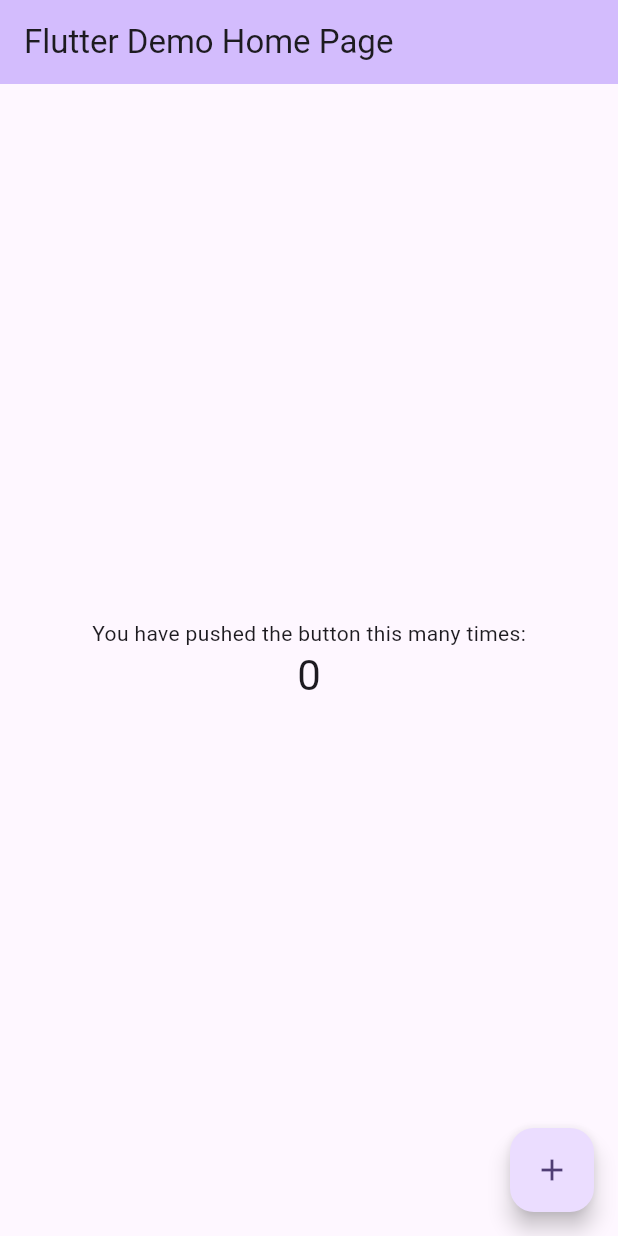
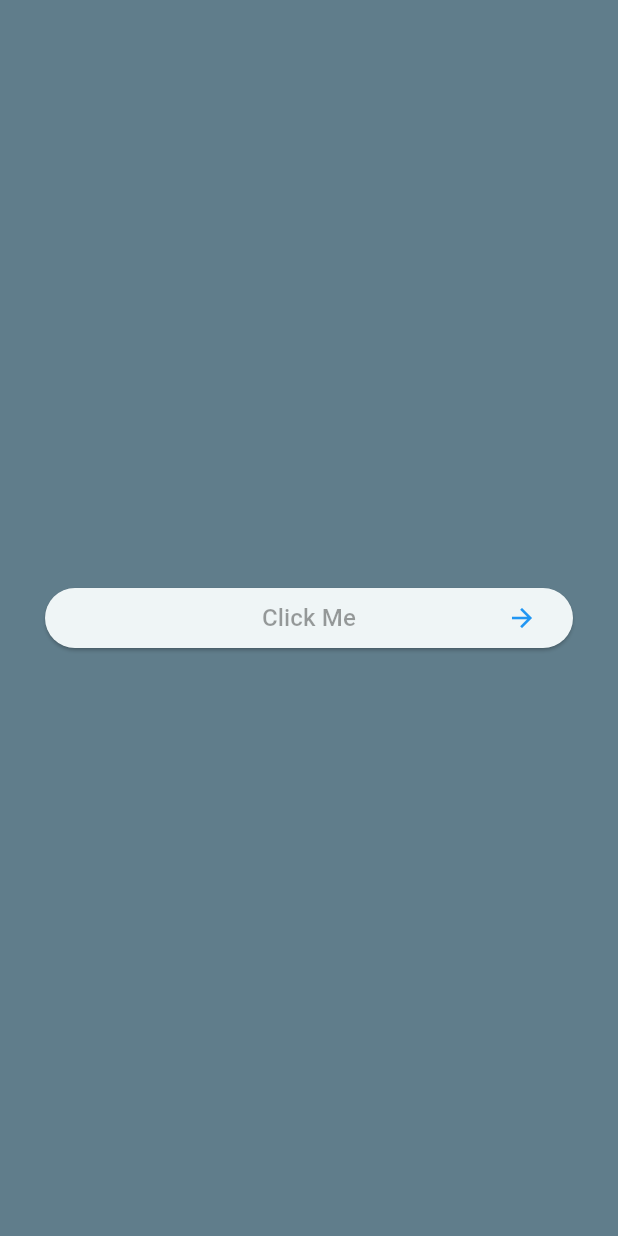
Before and after one commit to Bappy60/flutter_tasks, a Flutter app: the screen it shows after launch, on a phone screen of 412 x 824 dp. Run offline on Flutter 3.47's test engine with Material 3 defaults, Android fonts, the phone set to English and light mode, and no system bars.

Commit message:
task one completed

```diff
--- /dev/null
+++ b/lib/components/custom_button.dart
@@ -0,0 +1,74 @@
+import 'package:flutter/material.dart';
+
+class CustomButton extends StatelessWidget {
+  final String text;
+  final int fontSize;
+  final Color textColor;
+  final bool shouldOverflow;
+  final Color iconColor;
+  final double iconSize;
+  final double textPadding;
+  final void Function() onPressed;
+
+  final IconData? leftIcon;
+  final IconData? rightIcon;
+
+  const CustomButton({
+    super.key,
+    required this.text,
+    required this.onPressed,
+    required this.fontSize,
+    required this.textColor,
+    required this.shouldOverflow,
+    required this.iconColor,
+    required this.iconSize,
+    required this.textPadding,
+    this.leftIcon,
+    this.rightIcon,
+  });
+
+  @override
+  Widget build(BuildContext context) {
+    return Scaffold(
+      backgroundColor: Colors.blueGrey,
+      body: SafeArea(
+        child: Center(
+          child: Padding(
+            padding: const EdgeInsets.all(30.0),
+            child: ElevatedButton(
+              onPressed: onPressed,
+              child: Row(
+                mainAxisAlignment: MainAxisAlignment.center,
+                children: [
+                  Icon(
+                    leftIcon,
+                    color: iconColor,
+                    size: iconSize,
+                  ),
+                  SizedBox(width: textPadding),
+                  Expanded(
+                    child: Text(
+                      text,
+                      overflow: shouldOverflow ? TextOverflow.ellipsis : null,
+                      style: TextStyle(
+                        fontSize: fontSize.toDouble(),
+                        color: textColor,
+                      ),
+                      textAlign: TextAlign.center,
+                    ),
+                  ),
+                  SizedBox(width: textPadding),
+                  Icon(
+                    rightIcon,
+                    color: iconColor,
+                    size: iconSize,
+                  ),
+                ],
+              ),
+            ),
+          ),
+        ),
+      ),
+    );
+  }
+}
--- a/lib/main.dart
+++ b/lib/main.dart
@@ -1,4 +1,5 @@
 import 'package:flutter/material.dart';
+import 'components/custom_button.dart';
 
 void main() {
   runApp(const MyApp());
@@ -7,119 +8,29 @@ void main() {
 class MyApp extends StatelessWidget {
   const MyApp({super.key});
 
-  // This widget is the root of your application.
   @override
   Widget build(BuildContext context) {
     return MaterialApp(
-      title: 'Flutter Demo',
-      theme: ThemeData(
-        // This is the theme of your application.
-        //
-        // TRY THIS: Try running your application with "flutter run". You'll see
-        // the application has a purple toolbar. Then, without quitting the app,
-        // try changing the seedColor in the colorScheme below to Colors.green
-        // and then invoke "hot reload" (save your changes or press the "hot
-        // reload" button in a Flutter-supported IDE, or press "r" if you used
-        // the command line to start the app).
-        //
-        // Notice that the counter didn't reset back to zero; the application
-        // state is not lost during the reload. To reset the state, use hot
-        // restart instead.
-        //
-        // This works for code too, not just values: Most code changes can be
-        // tested with just a hot reload.
-        colorScheme: ColorScheme.fromSeed(seedColor: Colors.deepPurple),
-        useMaterial3: true,
-      ),
-      home: const MyHomePage(title: 'Flutter Demo Home Page'),
-    );
+        title: 'Flutter Demo',
+        theme: ThemeData(
+          colorScheme: ColorScheme.fromSeed(seedColor: Colors.white),
+          useMaterial3: true,
+        ),
+        home: CustomButton(
+          text: 'Click Me',
+          onPressed: _handleClick,
+          fontSize: 16,
+          textColor: Colors.black38,
+          shouldOverflow: true,
+          // leftIcon: Icons.arrow_back,
+          rightIcon: Icons.arrow_forward,
+          iconColor: Colors.blue,
+          iconSize: 20,
+          textPadding: 10,
+        ));
+  }
+
+  void _handleClick(){
+    print('Button pressed');
   }
 }
-
-class MyHomePage extends StatefulWidget {
-  const MyHomePage({super.key, required this.title});
-
-  // This widget is the home page of your application. It is stateful, meaning
-  // that it has a State object (defined below) that contains fields that affect
-  // how it looks.
-
-  // This class is the configuration for the state. It holds the values (in this
-  // case the title) provided by the parent (in this case the App widget) and
-  // used by the build method of the State. Fields in a Widget subclass are
-  // always marked "final".
-
-  final String title;
-
-  @override
-  State<MyHomePage> createState() => _MyHomePageState();
-}
-
-class _MyHomePageState extends State<MyHomePage> {
-  int _counter = 0;
-
-  void _incrementCounter() {
-    setState(() {
-      // This call to setState tells the Flutter framework that something has
-      // changed in this State, which causes it to rerun the build method below
-      // so that the display can reflect the updated values. If we changed
-      // _counter without calling setState(), then the build method would not be
-      // called again, and so nothing would appear to happen.
-      _counter++;
-    });
-  }
-
-  @override
-  Widget build(BuildContext context) {
-    // This method is rerun every time setState is called, for instance as done
-    // by the _incrementCounter method above.
-    //
-    // The Flutter framework has been optimized to make rerunning build methods
-    // fast, so that you can just rebuild anything that needs updating rather
-    // than having to individually change instances of widgets.
-    return Scaffold(
-      appBar: AppBar(
-        // TRY THIS: Try changing the color here to a specific color (to
-        // Colors.amber, perhaps?) and trigger a hot reload to see the AppBar
-        // change color while the other colors stay the same.
-        backgroundColor: Theme.of(context).colorScheme.inversePrimary,
-        // Here we take the value from the MyHomePage object that was created by
-        // the App.build method, and use it to set our appbar title.
-        title: Text(widget.title),
-      ),
-      body: Center(
-        // Center is a layout widget. It takes a single child and positions it
-        // in the middle of the parent.
-        child: Column(
-          // Column is also a layout widget. It takes a list of children and
-          // arranges them vertically. By default, it sizes itself to fit its
-          // children horizontally, and tries to be as tall as its parent.
-          //
-          // Column has various properties to control how it sizes itself and
-          // how it positions its children. Here we use mainAxisAlignment to
-          // center the children vertically; the main axis here is the vertical
-          // axis because Columns are vertical (the cross axis would be
-          // horizontal).
-          //
-          // TRY THIS: Invoke "debug painting" (choose the "Toggle Debug Paint"
-          // action in the IDE, or press "p" in the console), to see the
-          // wireframe for each widget.
-          mainAxisAlignment: MainAxisAlignment.center,
-          children: <Widget>[
-            const Text(
-              'You have pushed the button this many times:',
-            ),
-            Text(
-              '$_counter',
-              style: Theme.of(context).textTheme.headlineMedium,
-            ),
-          ],
-        ),
-      ),
-      floatingActionButton: FloatingActionButton(
-        onPressed: _incrementCounter,
-        tooltip: 'Increment',
-        child: const Icon(Icons.add),
-      ), // This trailing comma makes auto-formatting nicer for build methods.
-    );
-  }
-}
```
